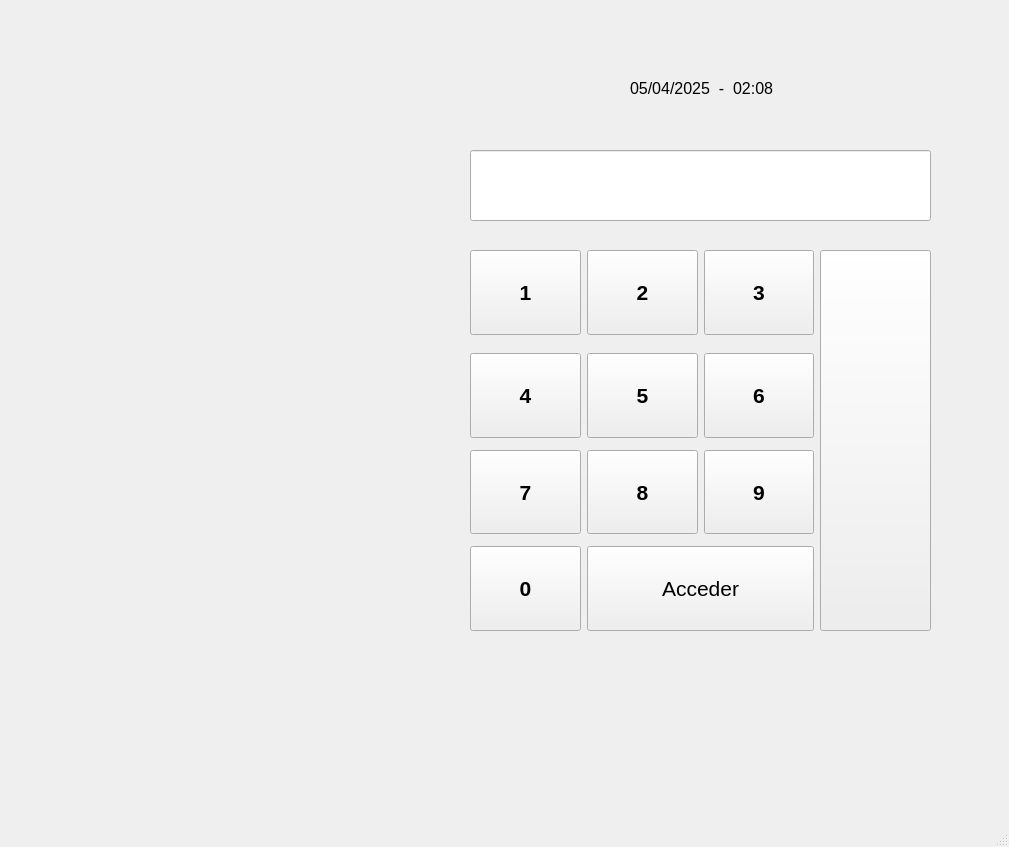
Above: ui/login.ui from Moises024/sistema_de_caja before the change. Below: the same form after it.
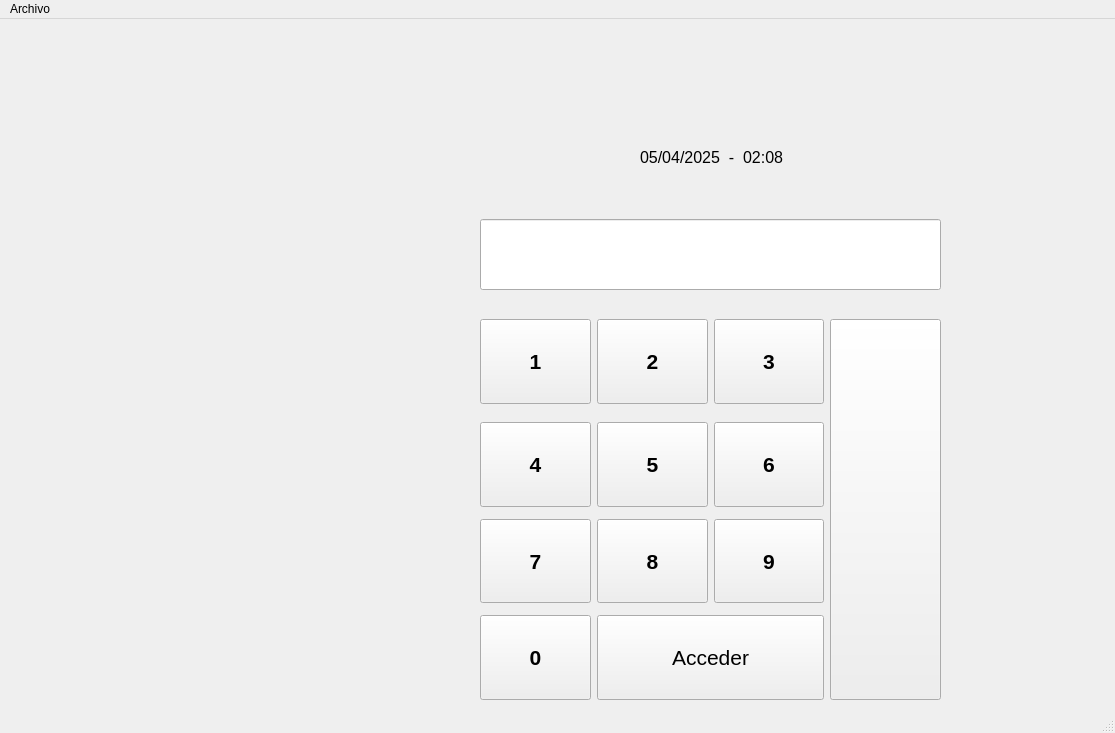
That is the form after the change. Icons and pictures are not drawn.

Commit message: feat/login done

```diff
--- a/ui/login.ui
+++ b/ui/login.ui
@@ -6,16 +6,10 @@
    <rect>
     <x>0</x>
     <y>0</y>
-    <width>1009</width>
-    <height>847</height>
+    <width>1115</width>
+    <height>733</height>
    </rect>
   </property>
-  <property name="minimumSize">
-   <size>
-    <width>40</width>
-    <height>40</height>
-   </size>
-  </property>
   <property name="windowTitle">
    <string>MainWindow</string>
   </property>
@@ -23,8 +17,8 @@
    <widget class="QLineEdit" name="input">
     <property name="geometry">
      <rect>
-      <x>470</x>
-      <y>150</y>
+      <x>480</x>
+      <y>200</y>
       <width>461</width>
       <height>71</height>
      </rect>
@@ -44,8 +38,8 @@
    <widget class="QWidget" name="gridLayoutWidget">
     <property name="geometry">
      <rect>
-      <x>470</x>
-      <y>250</y>
+      <x>480</x>
+      <y>300</y>
       <width>461</width>
       <height>381</height>
      </rect>
@@ -304,8 +298,8 @@
    <widget class="QLabel" name="label">
     <property name="geometry">
      <rect>
-      <x>630</x>
-      <y>80</y>
+      <x>640</x>
+      <y>130</y>
       <width>171</width>
       <height>16</height>
      </rect>
@@ -327,10 +321,17 @@
     <rect>
      <x>0</x>
      <y>0</y>
-     <width>1009</width>
+     <width>1115</width>
      <height>21</height>
     </rect>
    </property>
+   <widget class="QMenu" name="menuArchivo">
+    <property name="title">
+     <string>Archivo</string>
+    </property>
+    <addaction name="salir"/>
+   </widget>
+   <addaction name="menuArchivo"/>
   </widget>
   <widget class="QStatusBar" name="statusbar"/>
  </widget>
```
Left out of the diff: 11 changed lines with no effect on the pictures. The commit also changes 4 other files.
